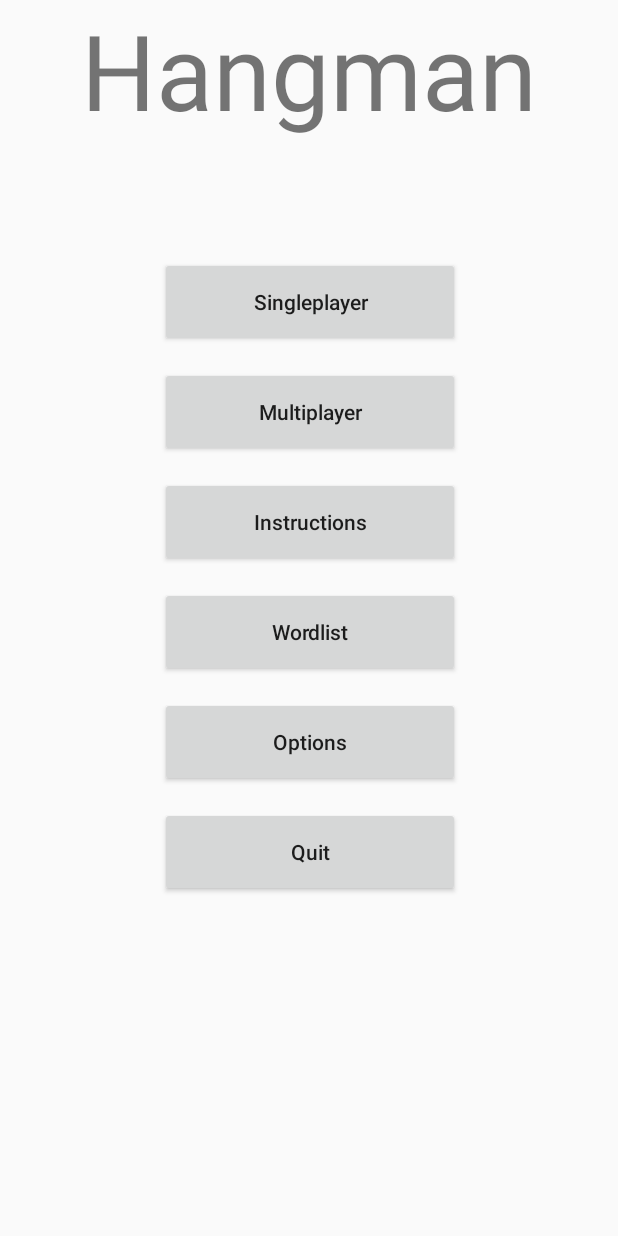
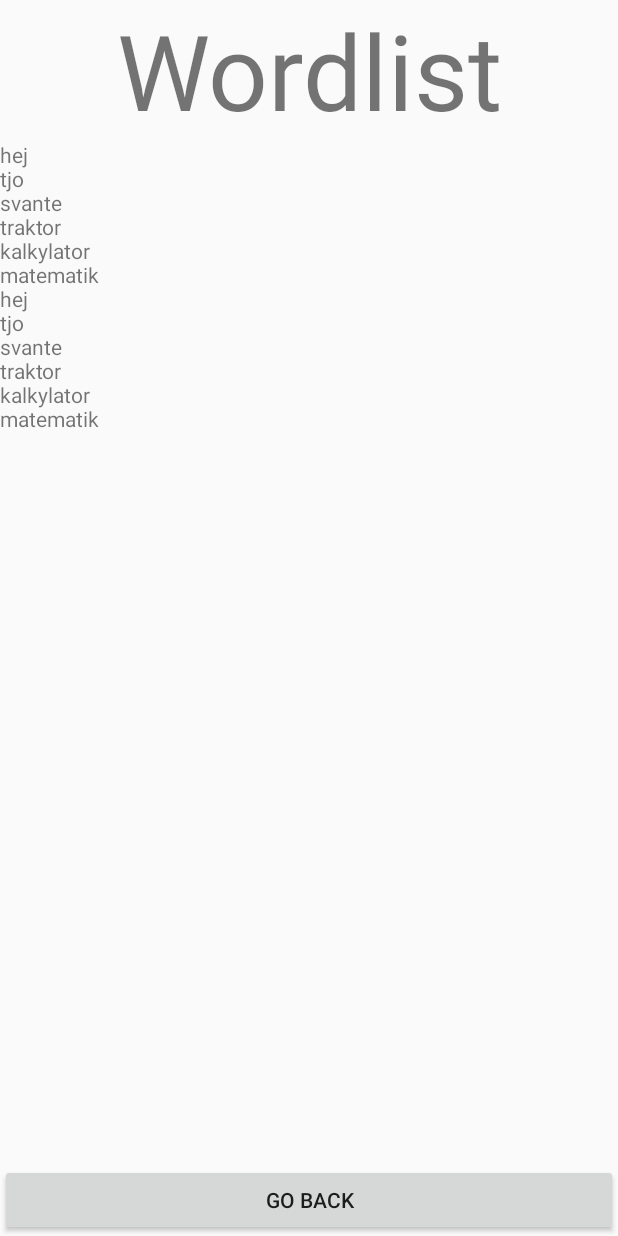
Before and after one commit to Svante-J-TE/HangmanGame, an Android app: the screen it shows after launch (MainActivity before the commit, MainWordList after it), after a tap on "Wordlist", on a phone screen of 412 x 824 dp. Run offline under Robolectric (Android 15) with nearby library versions, the phone set to English and light mode, and no system bars.

Commit message:
created wordlist activity

```diff
--- a/app/src/main/AndroidManifest.xml
+++ b/app/src/main/AndroidManifest.xml
@@ -9,6 +9,7 @@
         android:roundIcon="@mipmap/ic_launcher_round"
         android:supportsRtl="true"
         android:theme="@style/AppTheme">
+        <activity android:name=".MainWordList"></activity>
         <activity
             android:name=".PopUpInstructionsMulti"
             android:theme="@style/AppTheme.popUpThemeInstructions" />
--- a/app/src/main/java/main/game/hangman/MainActivity.java
+++ b/app/src/main/java/main/game/hangman/MainActivity.java
@@ -119,7 +119,7 @@ public class MainActivity extends AppCompatActivity {
                 break;
 
             case 4:
-             //  intent = new Intent(this, .class);
+               intent = new Intent(this, MainWordList.class);
                 break;
 
             case 5:
--- /dev/null
+++ b/app/src/main/java/main/game/hangman/MainWordList.java
@@ -0,0 +1,41 @@
+package main.game.hangman;
+
+import androidx.appcompat.app.AppCompatActivity;
+
+import android.os.Bundle;
+import android.view.View;
+import android.widget.Button;
+import android.widget.TextView;
+
+public class MainWordList extends AppCompatActivity {
+
+    private TextView wordListDisplay;
+    private MainModel importantData;
+
+    @Override
+    protected void onCreate(Bundle savedInstanceState) {
+        super.onCreate(savedInstanceState);
+        setContentView(R.layout.word_list_main);
+
+        importantData = new MainModel();
+        wordListDisplay = (TextView)findViewById(R.id.displayWordlist);
+
+        populateWordlistTextView();
+
+        final Button buttonReturn = findViewById(R.id.returnButton);
+        buttonReturn.setOnClickListener(new View.OnClickListener() {
+            @Override
+            public void onClick(View view) {
+                finish();
+            }
+        });
+    }
+
+    private void populateWordlistTextView(){
+        String container;
+        for (int i = 0; i < importantData.get_wordList().size(); i++){
+            container = importantData.get_wordList().get(i);
+            wordListDisplay.append(container+"\n");
+        }
+    }
+}
--- a/app/src/main/res/layout/multisetup_main.xml
+++ /dev/null
@@ -1,6 +0,0 @@
-<?xml version="1.0" encoding="utf-8"?>
-<LinearLayout xmlns:android="http://schemas.android.com/apk/res/android"
-    android:orientation="vertical" android:layout_width="match_parent"
-    android:layout_height="match_parent">
-
-</LinearLayout>
--- a/app/src/main/res/layout/singlesetup_main.xml
+++ /dev/null
@@ -1,6 +0,0 @@
-<?xml version="1.0" encoding="utf-8"?>
-<LinearLayout xmlns:android="http://schemas.android.com/apk/res/android"
-    android:orientation="vertical" android:layout_width="match_parent"
-    android:layout_height="match_parent">
-
-</LinearLayout>
--- /dev/null
+++ b/app/src/main/res/layout/word_list_main.xml
@@ -0,0 +1,42 @@
+<?xml version="1.0" encoding="utf-8"?>
+<androidx.constraintlayout.widget.ConstraintLayout xmlns:android="http://schemas.android.com/apk/res/android"
+    xmlns:app="http://schemas.android.com/apk/res-auto"
+    xmlns:tools="http://schemas.android.com/tools"
+    android:layout_width="match_parent"
+    android:layout_height="match_parent"
+    tools:context=".MainWordList">
+
+    <LinearLayout
+        android:layout_width="match_parent"
+        android:layout_height="match_parent"
+        android:orientation="vertical">
+
+        <TextView
+            android:id="@+id/title"
+            android:layout_width="match_parent"
+            android:layout_height="wrap_content"
+            android:text="Wordlist"
+            android:textAlignment="center"
+            android:textAllCaps="false"
+            android:textSize="70dp" />
+
+        <TextView
+            android:id="@+id/displayWordlist"
+            android:layout_width="match_parent"
+            android:layout_height="500dp" />
+
+        <androidx.constraintlayout.widget.ConstraintLayout
+            android:layout_width="match_parent"
+            android:layout_height="match_parent">
+
+            <Button
+                android:id="@+id/returnButton"
+                android:layout_width="match_parent"
+                android:layout_height="wrap_content"
+                android:text="Go back"
+                app:layout_constraintBottom_toBottomOf="parent" />
+        </androidx.constraintlayout.widget.ConstraintLayout>
+
+    </LinearLayout>
+
+</androidx.constraintlayout.widget.ConstraintLayout>
--- a/app/src/main/res/layout/wordlist_main.xml
+++ /dev/null
@@ -1,6 +0,0 @@
-<?xml version="1.0" encoding="utf-8"?>
-<LinearLayout xmlns:android="http://schemas.android.com/apk/res/android"
-    android:orientation="vertical" android:layout_width="match_parent"
-    android:layout_height="match_parent">
-
-</LinearLayout>
```
